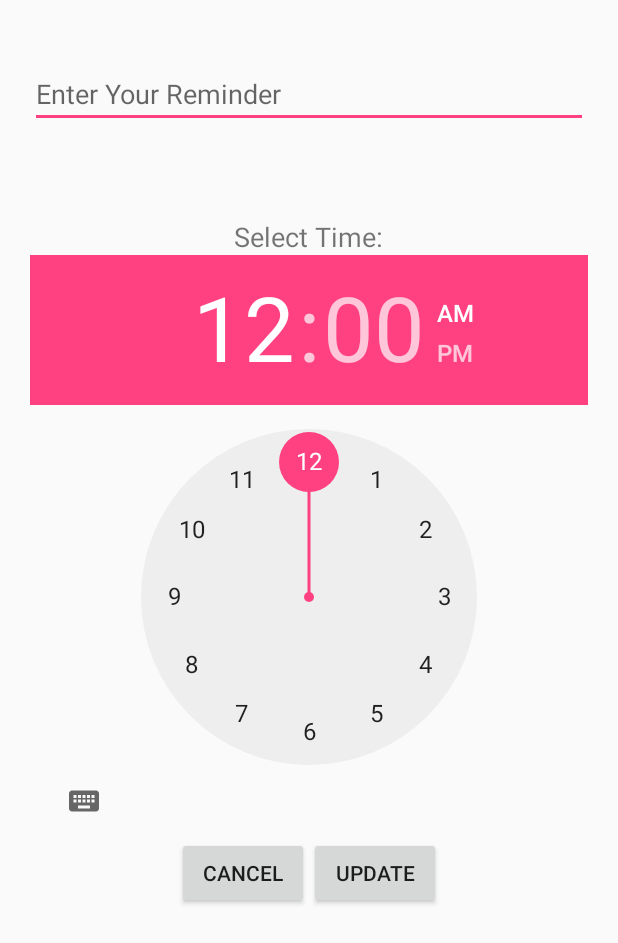
After one commit to nazmul-nasir/DailyReminder, an Android app: the Update screen opened directly, with no data from a screen before it, on a phone screen of 412 x 824 dp. The commit adds this screen. Shown: the top 943 px of the screen. Run offline under Robolectric (Android 15) with nearby library versions, the phone set to English and light mode, and no system bars; 6 statements that could not run were skipped.

Commit message:
edit button completed

```diff
--- a/app/src/main/AndroidManifest.xml
+++ b/app/src/main/AndroidManifest.xml
@@ -16,6 +16,7 @@
             </intent-filter>
         </activity>
         <activity android:name=".AddNew"></activity>
+        <activity android:name=".Update"></activity>
     </application>
 
 </manifest>
--- /dev/null
+++ b/app/src/main/java/nasir/dailyreminder/Update.java
@@ -0,0 +1,140 @@
+package nasir.dailyreminder;
+
+import android.app.Activity;
+import android.content.Intent;
+import android.os.Bundle;
+import android.view.View;
+import android.widget.EditText;
+import android.widget.TextView;
+import android.widget.TimePicker;
+import android.widget.Toast;
+
+import java.util.Calendar;
+
+/**
+ * Created by Nasir on 1/13/2016.
+ */
+public class Update extends Activity {
+
+    String value,selected_time;
+    TimePicker timePicker1;
+    EditText addnew;
+    private TextView time;
+    private String format = "";
+    private Calendar calendar;
+    int id,hour,min;
+
+    @Override
+    protected void onCreate(Bundle savedInstanceState) {
+        super.onCreate(savedInstanceState);
+        setContentView(R.layout.update);
+
+        //Bundle extras = getIntent().getExtras();
+
+        value = getIntent().getExtras().getString("id");
+        timePicker1 = (TimePicker) findViewById(R.id.timePicker1);
+        addnew = (EditText) findViewById(R.id.etAddNew);
+       //addnew.setText(value);
+       // Toast.makeText(this,value, Toast.LENGTH_LONG).show();
+       /* time = (TextView) findViewById(R.id.textView1);
+        calendar = Calendar.getInstance();
+
+        int hour = calendar.get(Calendar.HOUR_OF_DAY);
+        int min = calendar.get(Calendar.MINUTE);
+        showTime(hour, min);*/
+
+        MySQLiteHelper db = new MySQLiteHelper(this);
+
+      //  Toast.makeText(this,""+Integer.parseInt(value),Toast.LENGTH_LONG).show();
+
+        Reminder reminder=db.getReminder(Integer.parseInt(value));
+
+         hour = reminder.getHour();
+         min = reminder.getMinute();
+        format = reminder.getFormat();
+
+        addnew.setText(reminder.getReminder());
+        timePicker1.setCurrentHour(hour);
+        timePicker1.setCurrentMinute(min);
+
+    }
+
+    public void update(View view) {
+
+        if (addnew.getText().toString().trim().length() == 0)
+        {
+            Toast.makeText(this,"Enter Reminder", Toast.LENGTH_LONG).show();
+        }
+        else
+        {
+            hour = timePicker1.getCurrentHour();
+            min = timePicker1.getCurrentMinute();
+
+            MySQLiteHelper db = new MySQLiteHelper(this);
+
+          //  Toast.makeText(this,""+Integer.parseInt(value),Toast.LENGTH_LONG).show();
+
+          //  Reminder reminder=db.getReminder(Integer.parseInt(value));
+
+           /* int hour = reminder.getHour();
+            int min = reminder.getMinute();
+            format = reminder.getFormat();
+
+            addnew.setText(reminder.getReminder());*/
+
+
+
+
+
+
+            formatTime(hour, min);
+
+
+            db.updateReminder(new Reminder(Integer.parseInt(value),addnew.getText().toString(), hour, min, format));
+            Toast.makeText(this, "Reminder has been updated successfully", Toast.LENGTH_LONG).show();
+
+            Intent intent = new Intent(getApplicationContext(), MainActivity.class);
+            //intent.putExtra("value", "new");
+            startActivity(intent);
+        }
+
+
+
+
+
+    }
+    public void cancel(View view)
+    {
+        Intent intent = new Intent(getApplicationContext(), MainActivity.class);
+        //intent.putExtra("value", "new");
+        startActivity(intent);
+
+    }
+
+   /* public void setTime(View view) {
+        int hour = timePicker1.getCurrentHour();
+        int min = timePicker1.getCurrentMinute();
+        showTime(hour, min);
+    }
+*/
+    public void formatTime(int hour, int min) {
+        if (hour == 0) {
+            hour += 12;
+            format = "AM";
+        }
+        else if (hour == 12) {
+            format = "PM";
+        } else if (hour > 12) {
+            hour -= 12;
+            format = "PM";
+        } else {
+            format = "AM";
+        }
+        selected_time= hour+" : " +min + " "+format;
+      //  selected_time =(new StringBuilder().append(hour).append(" : ").append(min)
+       //         .append(" ").append(format));
+    }
+
+
+
+}
--- a/app/src/main/res/layout/activity_main.xml
+++ b/app/src/main/res/layout/activity_main.xml
@@ -31,7 +31,9 @@
             android:layout_width="0dp"
             android:layout_weight="1"
             android:layout_height="wrap_content"
-            android:text="Edit" />
+            android:text="Edit"
+            android:onClick="update"
+            />
         <Button
             android:id="@+id/delete"
             android:layout_width="0dp"
--- /dev/null
+++ b/app/src/main/res/layout/update.xml
@@ -0,0 +1,82 @@
+<?xml version="1.0" encoding="utf-8"?>
+<RelativeLayout xmlns:android="http://schemas.android.com/apk/res/android"
+    android:layout_width="match_parent" android:layout_height="match_parent"
+    android:orientation="vertical"
+    android:weightSum="1">
+
+    <ScrollView
+        android:layout_width="match_parent"
+        android:layout_height="match_parent">
+        <LinearLayout
+            android:layout_width="fill_parent"
+            android:layout_height="wrap_content"
+            android:orientation="vertical" >
+    <EditText
+        android:layout_width="match_parent"
+        android:layout_height="wrap_content"
+        android:inputType="textCapSentences|textMultiLine"
+        android:id="@+id/etAddNew"
+        android:hint="Enter Your Reminder"
+        android:layout_marginTop="40dp"
+        android:layout_marginLeft="20dp"
+        android:layout_marginRight="20dp"
+        android:textSize="18sp"
+        />
+            <TextView
+                android:layout_width="wrap_content"
+                android:layout_height="wrap_content"
+                android:layout_marginTop="60dp"
+                android:layout_marginLeft="20dp"
+                android:layout_marginRight="20dp"
+                android:text="Select Time:"
+                android:layout_gravity="center"
+
+                android:id="@+id/time_tv"
+                android:textSize="18sp"
+                />
+
+    <TimePicker
+        android:id="@+id/timePicker1"
+        android:layout_width="wrap_content"
+        android:layout_height="wrap_content"
+        android:layout_marginLeft="20dp"
+        android:layout_marginRight="20dp"
+        android:layout_gravity="center"
+
+        />
+        <LinearLayout
+            android:layout_width="wrap_content"
+            android:layout_height="wrap_content"
+            android:id="@+id/container"
+            android:layout_gravity="center_horizontal">
+
+
+
+            <Button
+                android:id="@+id/cancel"
+                android:layout_width="wrap_content"
+                android:layout_height="wrap_content"
+                android:text="Cancel"
+                android:onClick="cancel"
+                android:layout_alignParentBottom="true"
+
+                />
+
+
+            <Button
+                android:layout_alignParentBottom="true"
+                android:layout_width="wrap_content"
+                android:layout_height="wrap_content"
+                android:layout_toRightOf="@+id/cancel"
+
+                android:text="Update"
+                android:onClick="update"
+                android:id="@+id/btn_update" />
+        </LinearLayout>
+
+
+
+
+        </LinearLayout>
+    </ScrollView>
+</RelativeLayout>
```
Also changed, not shown: app/src/main/java/nasir/dailyreminder/MainActivity.java (+8 -0 lines), app/src/main/java/nasir/dailyreminder/Reminder.java (+8 -0 lines).
